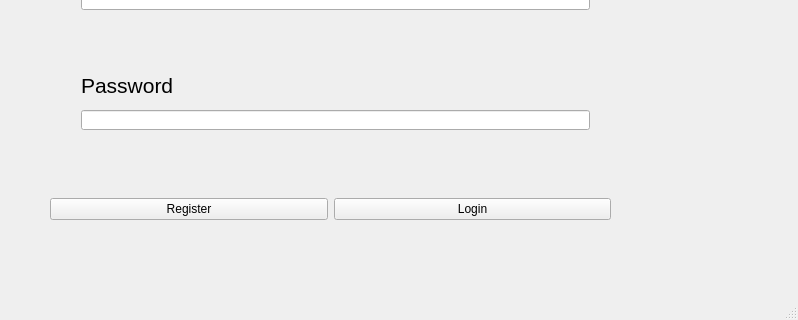
Old version of the form UI/Login.ui in the repository JJLee2910/Final-Year-Project; both pictures show x 0 to 798 and y 280 to 600 of the 798 by 600 pixel window.
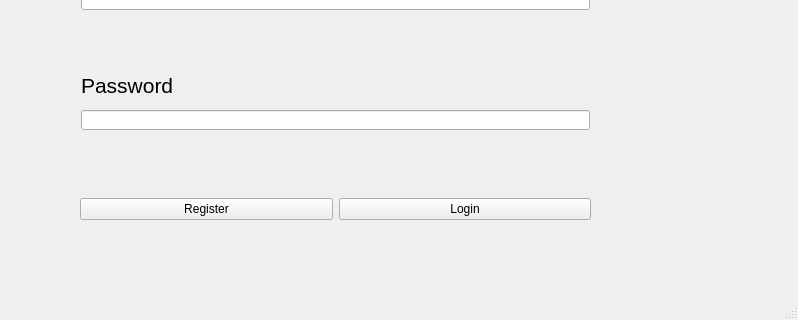
New version of the form. Icons and pictures are not drawn.

Commit message: re-adjust ui layout

Diff of the .ui file:
```diff
--- a/UI/Login.ui
+++ b/UI/Login.ui
@@ -121,9 +121,9 @@
     <widget class="QWidget" name="horizontalLayoutWidget">
      <property name="geometry">
       <rect>
-       <x>9</x>
+       <x>39</x>
        <y>299</y>
-       <width>561</width>
+       <width>511</width>
        <height>61</height>
       </rect>
      </property>
```
The commit also changes 5 other files.
